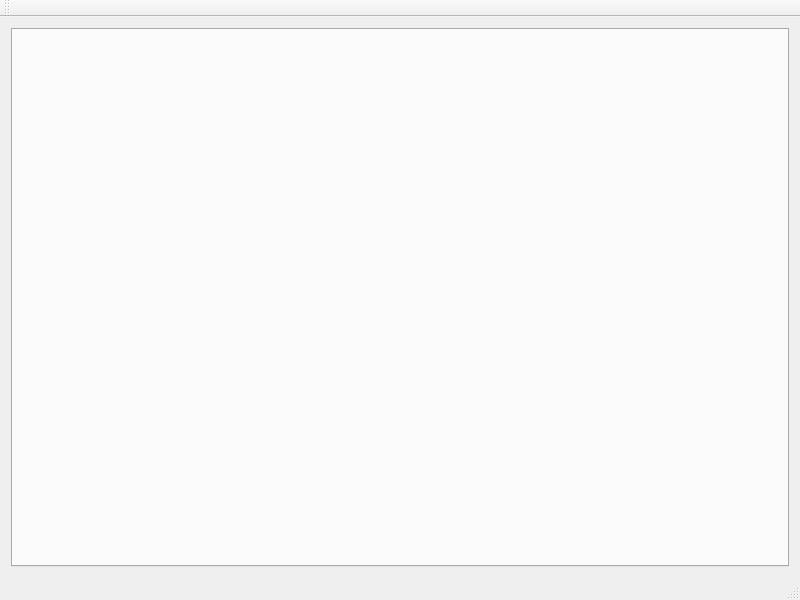
Qt form mainwindow.ui (mistificator/meow) before a commit.
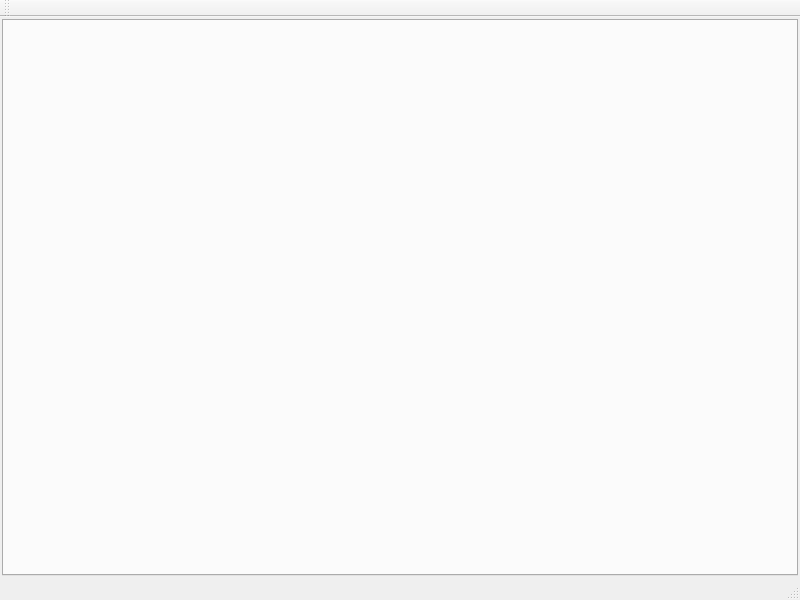
The same form after that commit.

Commit message: fixes in completer fixes in banhammer.js

Patch:
```diff
--- a/mainwindow.ui
+++ b/mainwindow.ui
@@ -15,6 +15,21 @@
   </property>
   <widget class="QWidget" name="centralWidget">
    <layout class="QGridLayout" name="gridLayout">
+    <property name="leftMargin">
+     <number>2</number>
+    </property>
+    <property name="topMargin">
+     <number>2</number>
+    </property>
+    <property name="rightMargin">
+     <number>2</number>
+    </property>
+    <property name="bottomMargin">
+     <number>2</number>
+    </property>
+    <property name="spacing">
+     <number>0</number>
+    </property>
     <item row="0" column="0">
      <widget class="QTabWidget" name="tabWidget">
       <property name="currentIndex">
```
Left out of the diff: 2 changed lines with no effect on the pictures. The commit also changes 2 other files.
